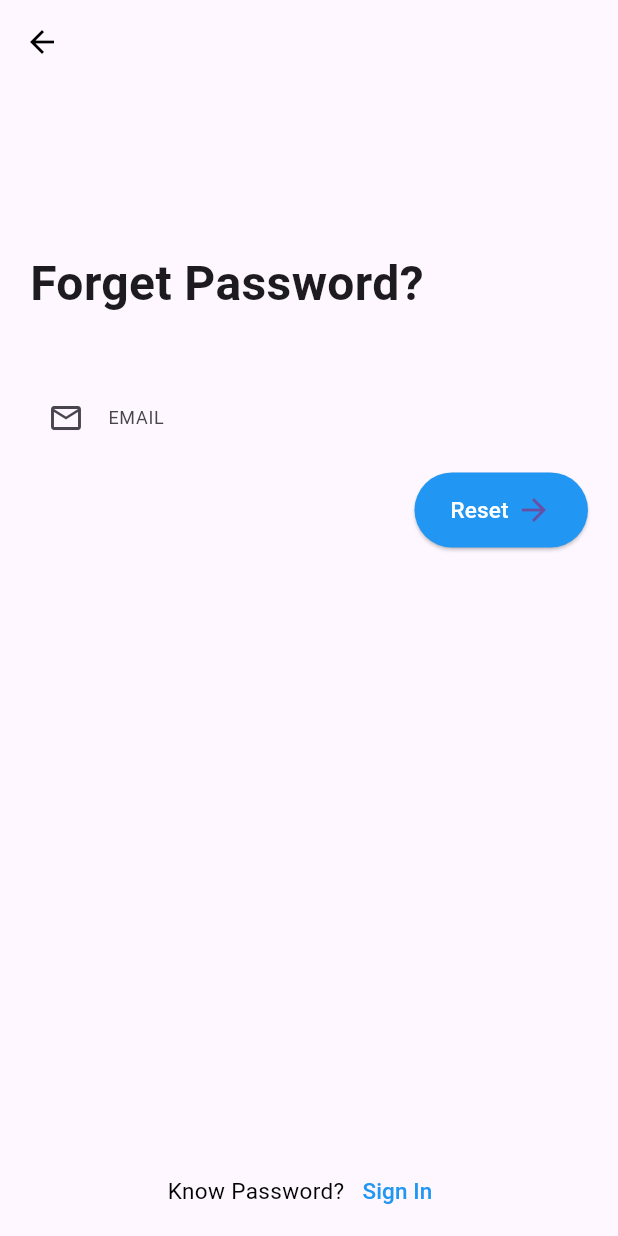
After one commit to biraldh/Mboile_App_flutter, a Flutter app: the ForgetPassword screen opened directly, on a phone screen of 412 x 824 dp. The commit adds this screen. Run offline on Flutter 3.47's test engine with Material 3 defaults, Android fonts, the phone set to English and light mode, and no system bars; our stand-ins replace cached_network_image, cloud_firestore, firebase_auth, firebase_core, firebase_storage, fluttertoast and 2 more; accounts and stored records are empty; Roboto replaces fonts that are missing (SFUIDisplay).

Commit message:
forget password changes in code

```diff
--- /dev/null
+++ b/lib/forget_password.dart
@@ -0,0 +1,187 @@
+import 'package:firebase_auth/firebase_auth.dart';
+import 'package:flutter/material.dart';
+import 'package:flutterap/Pages/Login.dart';
+
+
+class ForgetPassword extends StatefulWidget {
+  const ForgetPassword({Key? key});
+
+  @override
+  State<ForgetPassword> createState() => _ForgetPasswordState();
+}
+
+class _ForgetPasswordState extends State<ForgetPassword> {
+  TextEditingController _emailController = TextEditingController();
+
+  @override
+  Widget build(BuildContext context) {
+    return GestureDetector(
+      onTap: () {
+        FocusScopeNode currentFocus = FocusScope.of(context);
+        if (!currentFocus.hasPrimaryFocus && currentFocus.focusedChild != null) {
+          currentFocus.focusedChild?.unfocus();
+        }
+      },
+      child: Scaffold(
+        appBar: AppBar(
+          backgroundColor: Colors.transparent,
+          elevation: 0.0,
+          leading: IconButton(
+            onPressed: () => Navigator.of(context).pop(),
+            icon: const Icon(
+              Icons.arrow_back,
+              color: Colors.black,
+            ),
+          ),
+        ),
+        body: SafeArea(
+          child: SingleChildScrollView(
+            child: Padding(
+              padding: const EdgeInsets.fromLTRB(20, 110, 20, 110),
+              child: Column(
+                mainAxisAlignment: MainAxisAlignment.center,
+                crossAxisAlignment: CrossAxisAlignment.start,
+                children: [
+                  const Text(
+                    'Forget Password?',
+                    style: TextStyle(fontSize: 32, fontWeight: FontWeight.bold),
+                  ),
+                  const SizedBox(height: 40),
+                  TextFields(
+                    label: 'EMAIL',
+                    icon: const Icon(Icons.email_outlined),
+                    controller: _emailController,
+                  ),
+                  const SizedBox(height: 10),
+                  Align(
+                    alignment: Alignment.centerRight,
+                    child: SizedBox(
+                      height: 50,
+                      child: ElevatedButton(
+                        onPressed: () {
+                          // Add your signup logic here
+                          FirebaseAuth.instance.sendPasswordResetEmail(
+                            email: _emailController.text,
+                          ).then((value) {
+                            // Show success message
+                            showDialog(
+                              context: context,
+                              builder: (context) {
+                                return AlertDialog(
+                                  title: Text('Reset Password Sent'),
+                                  content: Text('A password reset link has been sent to your email.'),
+                                  actions: [
+                                    TextButton(
+                                      onPressed: () {
+                                        // Close the dialog
+                                        Navigator.of(context).pop();
+                                        // Navigate to the sign-in screen
+                                        Navigator.of(context).pushReplacement(
+                                          MaterialPageRoute(builder: (context) => Login()),
+                                        );
+                                      },
+                                      child: Text('OK'),
+                                    ),
+                                  ],
+                                );
+                              },
+                            );
+                          }).catchError((error) {
+                            // Handle errors, e.g., if the email is not registered
+                            print('Error: $error');
+                          });
+                        },
+                        style: ElevatedButton.styleFrom(
+                          primary: Colors.blue,
+                          shape: RoundedRectangleBorder(
+                            borderRadius: BorderRadius.circular(30.0),
+                          ),
+                        ),
+                        child: Row(
+                          mainAxisSize: MainAxisSize.min,
+                          children: [
+                            Text(
+                              "Reset",
+                              style: TextStyle(
+                                fontFamily: 'SFUIDisplay',
+                                color: Colors.white,
+                                fontSize: 15,
+                              ),
+                            ),
+                            const SizedBox(width: 5),
+                            const Icon(Icons.arrow_forward, size: 24.0),
+                          ],
+                        ),
+                      ),
+                    ),
+                  ),
+                ],
+              ),
+            ),
+          ),
+        ),
+        bottomNavigationBar: SizedBox(
+          height: 60,
+          child: Row(
+            mainAxisAlignment: MainAxisAlignment.center,
+            children: [
+              Text(
+                "Know Password?",
+                style: TextStyle(
+                  fontFamily: 'SFUIDisplay',
+                  color: Colors.black,
+                  fontSize: 15,
+                ),
+              ),
+              TextButton(
+                onPressed: () {
+                  Navigator.of(context).push(MaterialPageRoute(builder: (context) => Login()));
+                },
+                child: Text(
+                  'Sign In',
+                  style: TextStyle(
+                    fontFamily: 'SFUIDisplay',
+                    color: Colors.blue,
+                    fontSize: 15,
+                  ),
+                ),
+              ),
+            ],
+          ),
+        ),
+      ),
+    );
+  }
+}
+
+class TextFields extends StatelessWidget {
+  final Icon icon;
+  final String label;
+  TextEditingController controller;
+  bool secureText;
+
+  TextFields({
+    Key? key,
+    required this.icon,
+    required this.label,
+    required this.controller,
+    this.secureText = false,
+  });
+
+  @override
+  Widget build(BuildContext context) {
+    return Container(
+      child: TextFormField(
+        controller: controller,
+        obscureText: secureText,
+        style: TextStyle(color: Colors.black, fontFamily: 'SFUIDisplay'),
+        decoration: InputDecoration(
+          border: InputBorder.none,
+          labelText: label,
+          prefixIcon: icon,
+          labelStyle: TextStyle(fontSize: 12),
+        ),
+      ),
+    );
+  }
+}
--- a/lib/pages/Login.dart
+++ b/lib/pages/Login.dart
@@ -1,6 +1,7 @@
 import 'package:firebase_auth/firebase_auth.dart';
 import 'package:flutter/cupertino.dart';
 import 'package:flutter/material.dart';
+import 'package:flutterap/forget_password.dart';
 
 
 import '../services/firebase_auths.dart';
@@ -113,7 +114,19 @@ class _LoginState extends State<Login> {
                       decoration: InputDecoration(
                         border: OutlineInputBorder(),
                         hintText: 'Password',
-                        hintStyle: TextStyle(fontWeight: FontWeight.bold, )
+                        hintStyle: TextStyle(fontWeight: FontWeight.bold, ),
+                        prefixIcon: const Icon(Icons.lock_outlined),
+                        suffixIcon: TextButton(
+                          onPressed: () {
+                            Navigator.push(context,
+                                MaterialPageRoute(builder: (context) => ForgetPassword()));
+                          },
+                          child: const Text(
+                            'Forgot',
+                            style: TextStyle(color: Colors.white),
+                          ),
+                        ),
+                        labelStyle: const TextStyle(fontSize: 12),
                       ),
                     ),
                   ),
```
